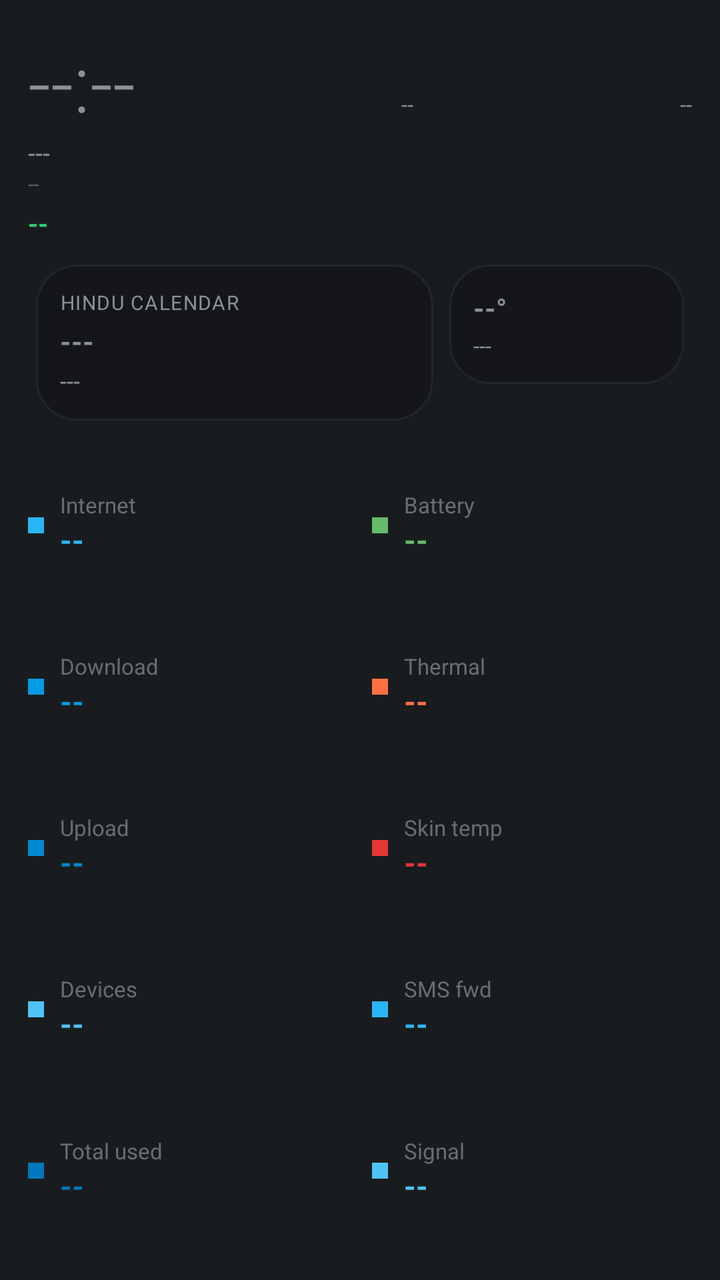
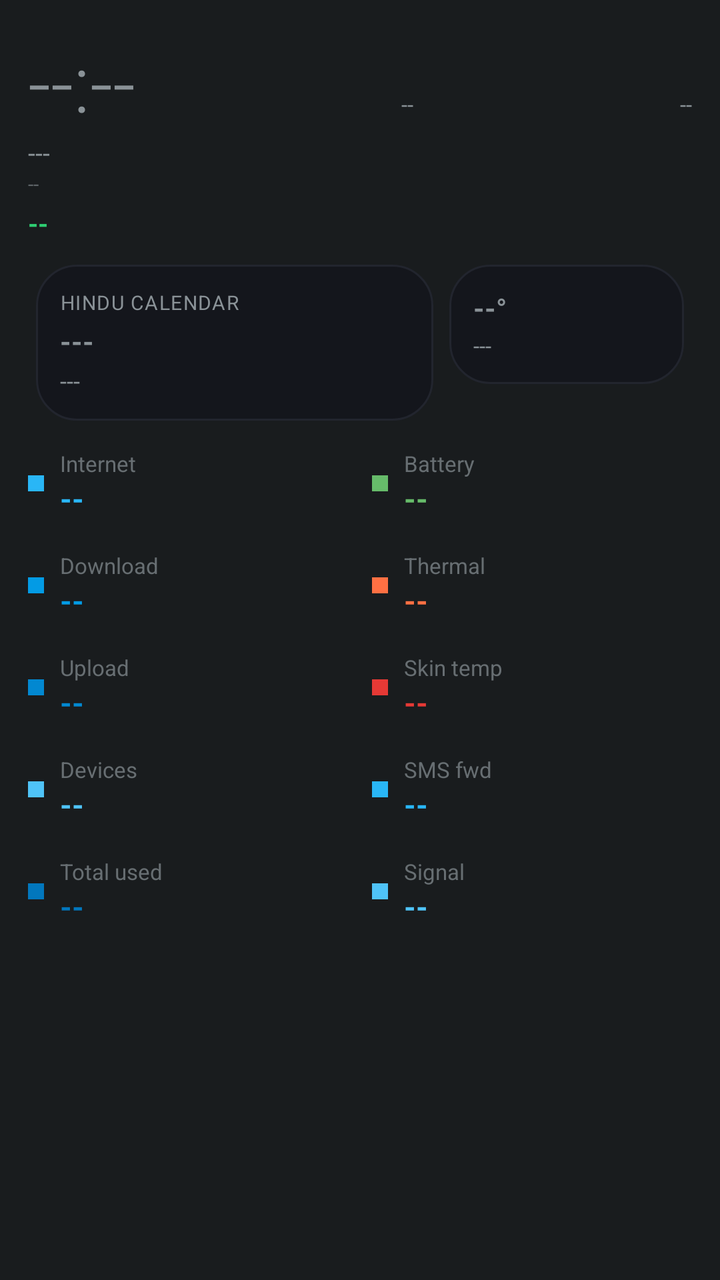

Before-and-after screenshots of an Android layout around one commit, followed by the original layout XML and the change that was made.
<!-- AndroidManifest.xml: application theme android:Theme.DeviceDefault.NoActionBar -->
<!-- res/layout/aod_layout_ocean_blue.xml -->
<?xml version="1.0" encoding="utf-8"?>
<LinearLayout xmlns:android="http://schemas.android.com/apk/res/android"
    android:id="@+id/bg_root"
    android:layout_width="match_parent"
    android:layout_height="match_parent"
    android:orientation="vertical"
    android:padding="14dp">

    <LinearLayout
        android:layout_width="match_parent"
        android:layout_height="wrap_content"
        android:orientation="horizontal">

        <TextView
            android:id="@+id/clock"
            android:layout_width="wrap_content"
            android:layout_height="wrap_content"
            android:textSize="40sp"
            android:fontFamily="sans-serif-light"
            android:text="--:--" />

        <TextView
            android:id="@+id/net_type_badge"
            android:layout_width="0dp"
            android:layout_height="wrap_content"
            android:layout_weight="1"
            android:layout_gravity="top"
            android:gravity="end"
            android:textSize="11sp"
            android:text="--" />

        <TextView
            android:id="@+id/akd_badge"
            android:layout_width="0dp"
            android:layout_height="wrap_content"
            android:layout_weight="1"
            android:layout_gravity="top"
            android:gravity="end"
            android:textSize="11sp"
            android:text="--" />
    </LinearLayout>

    <TextView
        android:id="@+id/date"
        android:layout_width="wrap_content"
        android:layout_height="wrap_content"
        android:textSize="13sp"
        android:text="---" />

    <TextView
        android:id="@+id/perf_badge"
        android:layout_width="wrap_content"
        android:layout_height="wrap_content"
        android:textSize="10sp"
        android:alpha="0.6"
        android:text="--" />

    <TextView
        android:id="@+id/health_badge"
        android:layout_width="wrap_content"
        android:layout_height="wrap_content"
        android:layout_marginTop="4dp"
        android:textAllCaps="true"
        android:textStyle="bold"
        android:textSize="13sp"
        android:textColor="#2ecc71"
        android:text="--" />

    <TextView
        android:id="@+id/muhurat_badge"
        android:layout_width="wrap_content"
        android:layout_height="wrap_content"
        android:textSize="11sp"
        android:textStyle="bold"
        android:visibility="gone"
        android:text="--" />

    <LinearLayout
        android:layout_width="match_parent"
        android:layout_height="wrap_content"
        android:orientation="horizontal"
        android:layout_marginTop="8dp">

        <LinearLayout
            android:id="@+id/panchang_card"
            android:layout_width="0dp"
            android:layout_height="wrap_content"
            android:layout_weight="1.7"
            android:layout_margin="4dp"
            android:background="@drawable/bg_card"
            android:orientation="vertical"
            android:gravity="center_vertical"
            android:padding="12dp">

            <TextView
                android:id="@+id/panchang_header"
                android:layout_width="wrap_content"
                android:layout_height="wrap_content"
                android:textSize="10sp"
                android:textAllCaps="true"
                android:letterSpacing="0.05"
                android:text="Hindu calendar" />

            <TextView
                android:id="@+id/panchang_tithi"
                android:layout_width="match_parent"
                android:layout_height="wrap_content"
                android:layout_marginTop="3dp"
                android:textStyle="bold"
                android:maxLines="1"
                android:autoSizeTextType="uniform"
                android:autoSizeMinTextSize="13sp"
                android:autoSizeMaxTextSize="18sp"
                android:text="---" />

            <TextView
                android:id="@+id/panchang_nakshatra"
                android:layout_width="match_parent"
                android:layout_height="wrap_content"
                android:layout_marginTop="2dp"
                android:textSize="12sp"
                android:maxLines="1"
                android:ellipsize="end"
                android:text="---" />
        </LinearLayout>

        <LinearLayout
            android:id="@+id/weather_card"
            android:layout_width="0dp"
            android:layout_height="wrap_content"
            android:layout_weight="1"
            android:layout_margin="4dp"
            android:background="@drawable/bg_card"
            android:orientation="vertical"
            android:gravity="center_vertical"
            android:padding="12dp">

            <TextView
                android:id="@+id/weather_temp"
                android:layout_width="match_parent"
                android:layout_height="wrap_content"
                android:textStyle="bold"
                android:maxLines="1"
                android:autoSizeTextType="uniform"
                android:autoSizeMinTextSize="14sp"
                android:autoSizeMaxTextSize="20sp"
                android:text="--°" />

            <TextView
                android:id="@+id/weather_condition"
                android:layout_width="match_parent"
                android:layout_height="wrap_content"
                android:layout_marginTop="2dp"
                android:textSize="11sp"
                android:maxLines="2"
                android:text="---" />
        </LinearLayout>
    </LinearLayout>

    
    <LinearLayout
        android:layout_width="match_parent"
        android:layout_height="0dp"
        android:layout_weight="1"
        android:orientation="horizontal"
        android:layout_marginTop="8dp">

        <LinearLayout android:layout_width="0dp" android:layout_height="match_parent" android:layout_weight="1" android:orientation="vertical" android:layout_marginEnd="6dp">
            <LinearLayout android:id="@+id/row8" android:layout_width="match_parent" android:layout_height="0dp" android:layout_weight="1" android:orientation="horizontal" android:gravity="center_vertical">
                <View android:layout_width="8dp" android:layout_height="8dp" android:layout_marginEnd="8dp" android:background="#29b6f6" />
                <LinearLayout android:layout_width="0dp" android:layout_height="wrap_content" android:layout_weight="1" android:orientation="vertical">
                    <TextView android:id="@+id/stat_label" android:layout_width="wrap_content" android:layout_height="wrap_content" android:textSize="11sp" android:alpha="0.7" android:text="Internet" />
                    <TextView android:id="@+id/stat_value" android:layout_width="wrap_content" android:layout_height="wrap_content" android:textStyle="bold" android:textSize="15sp" android:textColor="#29b6f6" android:text="--" />
                </LinearLayout>
            </LinearLayout>
            <LinearLayout android:id="@+id/row0" android:layout_width="match_parent" android:layout_height="0dp" android:layout_weight="1" android:orientation="horizontal" android:gravity="center_vertical">
                <View android:layout_width="8dp" android:layout_height="8dp" android:layout_marginEnd="8dp" android:background="#039be5" />
                <LinearLayout android:layout_width="0dp" android:layout_height="wrap_content" android:layout_weight="1" android:orientation="vertical">
                    <TextView android:id="@+id/stat_label" android:layout_width="wrap_content" android:layout_height="wrap_content" android:textSize="11sp" android:alpha="0.7" android:text="Download" />
                    <TextView android:id="@+id/stat_value" android:layout_width="wrap_content" android:layout_height="wrap_content" android:textStyle="bold" android:textSize="15sp" android:textColor="#039be5" android:text="--" />
                </LinearLayout>
            </LinearLayout>
            <LinearLayout android:id="@+id/row1" android:layout_width="match_parent" android:layout_height="0dp" android:layout_weight="1" android:orientation="horizontal" android:gravity="center_vertical">
                <View android:layout_width="8dp" android:layout_height="8dp" android:layout_marginEnd="8dp" android:background="#0288d1" />
                <LinearLayout android:layout_width="0dp" android:layout_height="wrap_content" android:layout_weight="1" android:orientation="vertical">
                    <TextView android:id="@+id/stat_label" android:layout_width="wrap_content" android:layout_height="wrap_content" android:textSize="11sp" android:alpha="0.7" android:text="Upload" />
                    <TextView android:id="@+id/stat_value" android:layout_width="wrap_content" android:layout_height="wrap_content" android:textStyle="bold" android:textSize="15sp" android:textColor="#0288d1" android:text="--" />
                </LinearLayout>
            </LinearLayout>
            <LinearLayout android:id="@+id/row2" android:layout_width="match_parent" android:layout_height="0dp" android:layout_weight="1" android:orientation="horizontal" android:gravity="center_vertical">
                <View android:layout_width="8dp" android:layout_height="8dp" android:layout_marginEnd="8dp" android:background="#4fc3f7" />
                <LinearLayout android:layout_width="0dp" android:layout_height="wrap_content" android:layout_weight="1" android:orientation="vertical">
                    <TextView android:id="@+id/stat_label" android:layout_width="wrap_content" android:layout_height="wrap_content" android:textSize="11sp" android:alpha="0.7" android:text="Devices" />
                    <TextView android:id="@+id/stat_value" android:layout_width="wrap_content" android:layout_height="wrap_content" android:textStyle="bold" android:textSize="15sp" android:textColor="#4fc3f7" android:text="--" />
                </LinearLayout>
            </LinearLayout>
            <LinearLayout android:id="@+id/row3" android:layout_width="match_parent" android:layout_height="0dp" android:layout_weight="1" android:orientation="horizontal" android:gravity="center_vertical">
                <View android:layout_width="8dp" android:layout_height="8dp" android:layout_marginEnd="8dp" android:background="#0277bd" />
                <LinearLayout android:layout_width="0dp" android:layout_height="wrap_content" android:layout_weight="1" android:orientation="vertical">
                    <TextView android:id="@+id/stat_label" android:layout_width="wrap_content" android:layout_height="wrap_content" android:textSize="11sp" android:alpha="0.7" android:text="Total used" />
                    <TextView android:id="@+id/stat_value" android:layout_width="wrap_content" android:layout_height="wrap_content" android:textStyle="bold" android:textSize="15sp" android:textColor="#0277bd" android:text="--" />
                </LinearLayout>
            </LinearLayout>
        </LinearLayout>

        <LinearLayout android:layout_width="0dp" android:layout_height="match_parent" android:layout_weight="1" android:orientation="vertical" android:layout_marginStart="6dp">
            <LinearLayout android:id="@+id/row4" android:layout_width="match_parent" android:layout_height="0dp" android:layout_weight="1" android:orientation="horizontal" android:gravity="center_vertical">
                <View android:layout_width="8dp" android:layout_height="8dp" android:layout_marginEnd="8dp" android:background="#66bb6a" />
                <LinearLayout android:layout_width="0dp" android:layout_height="wrap_content" android:layout_weight="1" android:orientation="vertical">
                    <TextView android:id="@+id/stat_label" android:layout_width="wrap_content" android:layout_height="wrap_content" android:textSize="11sp" android:alpha="0.7" android:text="Battery" />
                    <TextView android:id="@+id/stat_value" android:layout_width="wrap_content" android:layout_height="wrap_content" android:textStyle="bold" android:textSize="15sp" android:textColor="#66bb6a" android:text="--" />
                </LinearLayout>
            </LinearLayout>
            <LinearLayout android:id="@+id/row5" android:layout_width="match_parent" android:layout_height="0dp" android:layout_weight="1" android:orientation="horizontal" android:gravity="center_vertical">
                <View android:layout_width="8dp" android:layout_height="8dp" android:layout_marginEnd="8dp" android:background="#ff7043" />
                <LinearLayout android:layout_width="0dp" android:layout_height="wrap_content" android:layout_weight="1" android:orientation="vertical">
                    <TextView android:id="@+id/stat_label" android:layout_width="wrap_content" android:layout_height="wrap_content" android:textSize="11sp" android:alpha="0.7" android:text="Thermal" />
                    <TextView android:id="@+id/stat_value" android:layout_width="wrap_content" android:layout_height="wrap_content" android:textStyle="bold" android:textSize="15sp" android:textColor="#ff7043" android:text="--" />
                </LinearLayout>
            </LinearLayout>
            <LinearLayout android:id="@+id/row6" android:layout_width="match_parent" android:layout_height="0dp" android:layout_weight="1" android:orientation="horizontal" android:gravity="center_vertical">
                <View android:layout_width="8dp" android:layout_height="8dp" android:layout_marginEnd="8dp" android:background="#e53935" />
                <LinearLayout android:layout_width="0dp" android:layout_height="wrap_content" android:layout_weight="1" android:orientation="vertical">
                    <TextView android:id="@+id/stat_label" android:layout_width="wrap_content" android:layout_height="wrap_content" android:textSize="11sp" android:alpha="0.7" android:text="Skin temp" />
                    <TextView android:id="@+id/stat_value" android:layout_width="wrap_content" android:layout_height="wrap_content" android:textStyle="bold" android:textSize="15sp" android:textColor="#e53935" android:text="--" />
                </LinearLayout>
            </LinearLayout>
            <LinearLayout android:id="@+id/row7" android:layout_width="match_parent" android:layout_height="0dp" android:layout_weight="1" android:orientation="horizontal" android:gravity="center_vertical">
                <View android:layout_width="8dp" android:layout_height="8dp" android:layout_marginEnd="8dp" android:background="#29b6f6" />
                <LinearLayout android:layout_width="0dp" android:layout_height="wrap_content" android:layout_weight="1" android:orientation="vertical">
                    <TextView android:id="@+id/stat_label" android:layout_width="wrap_content" android:layout_height="wrap_content" android:textSize="11sp" android:alpha="0.7" android:text="SMS fwd" />
                    <TextView android:id="@+id/stat_value" android:layout_width="wrap_content" android:layout_height="wrap_content" android:textStyle="bold" android:textSize="15sp" android:textColor="#29b6f6" android:text="--" />
                </LinearLayout>
            </LinearLayout>
            <LinearLayout android:id="@+id/row9" android:layout_width="match_parent" android:layout_height="0dp" android:layout_weight="1" android:orientation="horizontal" android:gravity="center_vertical">
                <View android:layout_width="8dp" android:layout_height="8dp" android:layout_marginEnd="8dp" android:background="#4fc3f7" />
                <LinearLayout android:layout_width="0dp" android:layout_height="wrap_content" android:layout_weight="1" android:orientation="vertical">
                    <TextView android:id="@+id/stat_label" android:layout_width="wrap_content" android:layout_height="wrap_content" android:textSize="11sp" android:alpha="0.7" android:text="Signal" />
                    <TextView android:id="@+id/stat_value" android:layout_width="wrap_content" android:layout_height="wrap_content" android:textStyle="bold" android:textSize="15sp" android:textColor="#4fc3f7" android:text="--" />
                </LinearLayout>
            </LinearLayout>
        </LinearLayout>
    </LinearLayout>

</LinearLayout>
<!-- resources referenced by this layout -->
<resources>
  <!-- drawable bg_card (drawable) -->
  <?xml version="1.0" encoding="utf-8"?>
  <shape xmlns:android="http://schemas.android.com/apk/res/android">
      <solid android:color="#14161C" />
      <corners android:radius="20dp" />
      <stroke android:width="1dp" android:color="#22252E" />
  </shape>
</resources>

<!-- the commit's change to res/layout/aod_layout_ocean_blue.xml (unified diff, before → after) -->
@@ -160,41 +160,40 @@
     
     <LinearLayout
         android:layout_width="match_parent"
-        android:layout_height="0dp"
-        android:layout_weight="1"
+        android:layout_height="wrap_content"
         android:orientation="horizontal"
-        android:layout_marginTop="8dp">
-
-        <LinearLayout android:layout_width="0dp" android:layout_height="match_parent" android:layout_weight="1" android:orientation="vertical" android:layout_marginEnd="6dp">
-            <LinearLayout android:id="@+id/row8" android:layout_width="match_parent" android:layout_height="0dp" android:layout_weight="1" android:orientation="horizontal" android:gravity="center_vertical">
+        android:layout_marginTop="10dp">
+
+        <LinearLayout android:layout_width="0dp" android:layout_height="wrap_content" android:layout_weight="1" android:orientation="vertical" android:layout_marginEnd="6dp">
+            <LinearLayout android:id="@+id/row8" android:layout_width="match_parent" android:layout_height="wrap_content" android:orientation="horizontal" android:gravity="center_vertical" android:layout_marginBottom="16dp">
                 <View android:layout_width="8dp" android:layout_height="8dp" android:layout_marginEnd="8dp" android:background="#29b6f6" />
                 <LinearLayout android:layout_width="0dp" android:layout_height="wrap_content" android:layout_weight="1" android:orientation="vertical">
                     <TextView android:id="@+id/stat_label" android:layout_width="wrap_content" android:layout_height="wrap_content" android:textSize="11sp" android:alpha="0.7" android:text="Internet" />
                     <TextView android:id="@+id/stat_value" android:layout_width="wrap_content" android:layout_height="wrap_content" android:textStyle="bold" android:textSize="15sp" android:textColor="#29b6f6" android:text="--" />
                 </LinearLayout>
             </LinearLayout>
-            <LinearLayout android:id="@+id/row0" android:layout_width="match_parent" android:layout_height="0dp" android:layout_weight="1" android:orientation="horizontal" android:gravity="center_vertical">
+            <LinearLayout android:id="@+id/row0" android:layout_width="match_parent" android:layout_height="wrap_content" android:orientation="horizontal" android:gravity="center_vertical" android:layout_marginBottom="16dp">
                 <View android:layout_width="8dp" android:layout_height="8dp" android:layout_marginEnd="8dp" android:background="#039be5" />
                 <LinearLayout android:layout_width="0dp" android:layout_height="wrap_content" android:layout_weight="1" android:orientation="vertical">
                     <TextView android:id="@+id/stat_label" android:layout_width="wrap_content" android:layout_height="wrap_content" android:textSize="11sp" android:alpha="0.7" android:text="Download" />
                     <TextView android:id="@+id/stat_value" android:layout_width="wrap_content" android:layout_height="wrap_content" android:textStyle="bold" android:textSize="15sp" android:textColor="#039be5" android:text="--" />
                 </LinearLayout>
             </LinearLayout>
-            <LinearLayout android:id="@+id/row1" android:layout_width="match_parent" android:layout_height="0dp" android:layout_weight="1" android:orientation="horizontal" android:gravity="center_vertical">
+            <LinearLayout android:id="@+id/row1" android:layout_width="match_parent" android:layout_height="wrap_content" android:orientation="horizontal" android:gravity="center_vertical" android:layout_marginBottom="16dp">
                 <View android:layout_width="8dp" android:layout_height="8dp" android:layout_marginEnd="8dp" android:background="#0288d1" />
                 <LinearLayout android:layout_width="0dp" android:layout_height="wrap_content" android:layout_weight="1" android:orientation="vertical">
                     <TextView android:id="@+id/stat_label" android:layout_width="wrap_content" android:layout_height="wrap_content" android:textSize="11sp" android:alpha="0.7" android:text="Upload" />
                     <TextView android:id="@+id/stat_value" android:layout_width="wrap_content" android:layout_height="wrap_content" android:textStyle="bold" android:textSize="15sp" android:textColor="#0288d1" android:text="--" />
                 </LinearLayout>
             </LinearLayout>
-            <LinearLayout android:id="@+id/row2" android:layout_width="match_parent" android:layout_height="0dp" android:layout_weight="1" android:orientation="horizontal" android:gravity="center_vertical">
+            <LinearLayout android:id="@+id/row2" android:layout_width="match_parent" android:layout_height="wrap_content" android:orientation="horizontal" android:gravity="center_vertical" android:layout_marginBottom="16dp">
                 <View android:layout_width="8dp" android:layout_height="8dp" android:layout_marginEnd="8dp" android:background="#4fc3f7" />
                 <LinearLayout android:layout_width="0dp" android:layout_height="wrap_content" android:layout_weight="1" android:orientation="vertical">
                     <TextView android:id="@+id/stat_label" android:layout_width="wrap_content" android:layout_height="wrap_content" android:textSize="11sp" android:alpha="0.7" android:text="Devices" />
                     <TextView android:id="@+id/stat_value" android:layout_width="wrap_content" android:layout_height="wrap_content" android:textStyle="bold" android:textSize="15sp" android:textColor="#4fc3f7" android:text="--" />
                 </LinearLayout>
             </LinearLayout>
-            <LinearLayout android:id="@+id/row3" android:layout_width="match_parent" android:layout_height="0dp" android:layout_weight="1" android:orientation="horizontal" android:gravity="center_vertical">
+            <LinearLayout android:id="@+id/row3" android:layout_width="match_parent" android:layout_height="wrap_content" android:orientation="horizontal" android:gravity="center_vertical" android:layout_marginBottom="16dp">
                 <View android:layout_width="8dp" android:layout_height="8dp" android:layout_marginEnd="8dp" android:background="#0277bd" />
                 <LinearLayout android:layout_width="0dp" android:layout_height="wrap_content" android:layout_weight="1" android:orientation="vertical">
                     <TextView android:id="@+id/stat_label" android:layout_width="wrap_content" android:layout_height="wrap_content" android:textSize="11sp" android:alpha="0.7" android:text="Total used" />
@@ -203,36 +202,36 @@
             </LinearLayout>
         </LinearLayout>
 
-        <LinearLayout android:layout_width="0dp" android:layout_height="match_parent" android:layout_weight="1" android:orientation="vertical" android:layout_marginStart="6dp">
-            <LinearLayout android:id="@+id/row4" android:layout_width="match_parent" android:layout_height="0dp" android:layout_weight="1" android:orientation="horizontal" android:gravity="center_vertical">
+        <LinearLayout android:layout_width="0dp" android:layout_height="wrap_content" android:layout_weight="1" android:orientation="vertical" android:layout_marginStart="6dp">
+            <LinearLayout android:id="@+id/row4" android:layout_width="match_parent" android:layout_height="wrap_content" android:orientation="horizontal" android:gravity="center_vertical" android:layout_marginBottom="16dp">
                 <View android:layout_width="8dp" android:layout_height="8dp" android:layout_marginEnd="8dp" android:background="#66bb6a" />
                 <LinearLayout android:layout_width="0dp" android:layout_height="wrap_content" android:layout_weight="1" android:orientation="vertical">
                     <TextView android:id="@+id/stat_label" android:layout_width="wrap_content" android:layout_height="wrap_content" android:textSize="11sp" android:alpha="0.7" android:text="Battery" />
                     <TextView android:id="@+id/stat_value" android:layout_width="wrap_content" android:layout_height="wrap_content" android:textStyle="bold" android:textSize="15sp" android:textColor="#66bb6a" android:text="--" />
                 </LinearLayout>
             </LinearLayout>
-            <LinearLayout android:id="@+id/row5" android:layout_width="match_parent" android:layout_height="0dp" android:layout_weight="1" android:orientation="horizontal" android:gravity="center_vertical">
+            <LinearLayout android:id="@+id/row5" android:layout_width="match_parent" android:layout_height="wrap_content" android:orientation="horizontal" android:gravity="center_vertical" android:layout_marginBottom="16dp">
                 <View android:layout_width="8dp" android:layout_height="8dp" android:layout_marginEnd="8dp" android:background="#ff7043" />
                 <LinearLayout android:layout_width="0dp" android:layout_height="wrap_content" android:layout_weight="1" android:orientation="vertical">
                     <TextView android:id="@+id/stat_label" android:layout_width="wrap_content" android:layout_height="wrap_content" android:textSize="11sp" android:alpha="0.7" android:text="Thermal" />
                     <TextView android:id="@+id/stat_value" android:layout_width="wrap_content" android:layout_height="wrap_content" android:textStyle="bold" android:textSize="15sp" android:textColor="#ff7043" android:text="--" />
                 </LinearLayout>
             </LinearLayout>
-            <LinearLayout android:id="@+id/row6" android:layout_width="match_parent" android:layout_height="0dp" android:layout_weight="1" android:orientation="horizontal" android:gravity="center_vertical">
+            <LinearLayout android:id="@+id/row6" android:layout_width="match_parent" android:layout_height="wrap_content" android:orientation="horizontal" android:gravity="center_vertical" android:layout_marginBottom="16dp">
                 <View android:layout_width="8dp" android:layout_height="8dp" android:layout_marginEnd="8dp" android:background="#e53935" />
                 <LinearLayout android:layout_width="0dp" android:layout_height="wrap_content" android:layout_weight="1" android:orientation="vertical">
                     <TextView android:id="@+id/stat_label" android:layout_width="wrap_content" android:layout_height="wrap_content" android:textSize="11sp" android:alpha="0.7" android:text="Skin temp" />
                     <TextView android:id="@+id/stat_value" android:layout_width="wrap_content" android:layout_height="wrap_content" android:textStyle="bold" android:textSize="15sp" android:textColor="#e53935" android:text="--" />
                 </LinearLayout>
             </LinearLayout>
-            <LinearLayout android:id="@+id/row7" android:layout_width="match_parent" android:layout_height="0dp" android:layout_weight="1" android:orientation="horizontal" android:gravity="center_vertical">
+            <LinearLayout android:id="@+id/row7" android:layout_width="match_parent" android:layout_height="wrap_content" android:orientation="horizontal" android:gravity="center_vertical" android:layout_marginBottom="16dp">
                 <View android:layout_width="8dp" android:layout_height="8dp" android:layout_marginEnd="8dp" android:background="#29b6f6" />
                 <LinearLayout android:layout_width="0dp" android:layout_height="wrap_content" android:layout_weight="1" android:orientation="vertical">
                     <TextView android:id="@+id/stat_label" android:layout_width="wrap_content" android:layout_height="wrap_content" android:textSize="11sp" android:alpha="0.7" android:text="SMS fwd" />
                     <TextView android:id="@+id/stat_value" android:layout_width="wrap_content" android:layout_height="wrap_content" android:textStyle="bold" android:textSize="15sp" android:textColor="#29b6f6" android:text="--" />
                 </LinearLayout>
             </LinearLayout>
-            <LinearLayout android:id="@+id/row9" android:layout_width="match_parent" android:layout_height="0dp" android:layout_weight="1" android:orientation="horizontal" android:gravity="center_vertical">
+            <LinearLayout android:id="@+id/row9" android:layout_width="match_parent" android:layout_height="wrap_content" android:orientation="horizontal" android:gravity="center_vertical" android:layout_marginBottom="16dp">
                 <View android:layout_width="8dp" android:layout_height="8dp" android:layout_marginEnd="8dp" android:background="#4fc3f7" />
                 <LinearLayout android:layout_width="0dp" android:layout_height="wrap_content" android:layout_weight="1" android:orientation="vertical">
                     <TextView android:id="@+id/stat_label" android:layout_width="wrap_content" android:layout_height="wrap_content" android:textSize="11sp" android:alpha="0.7" android:text="Signal" />
